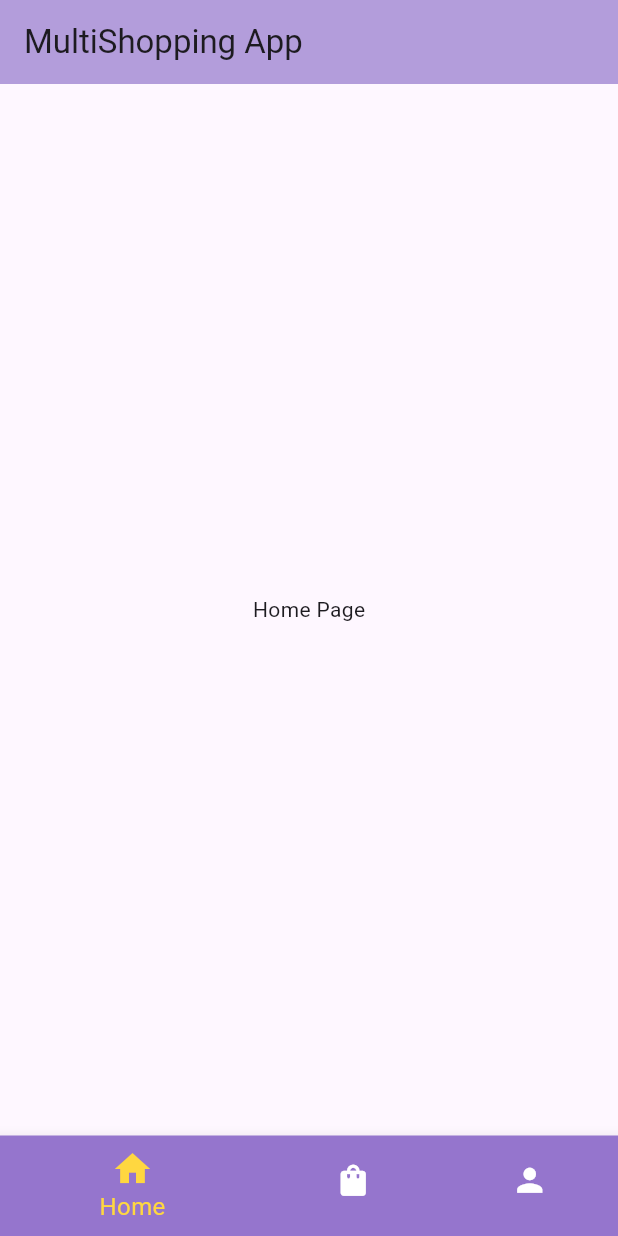
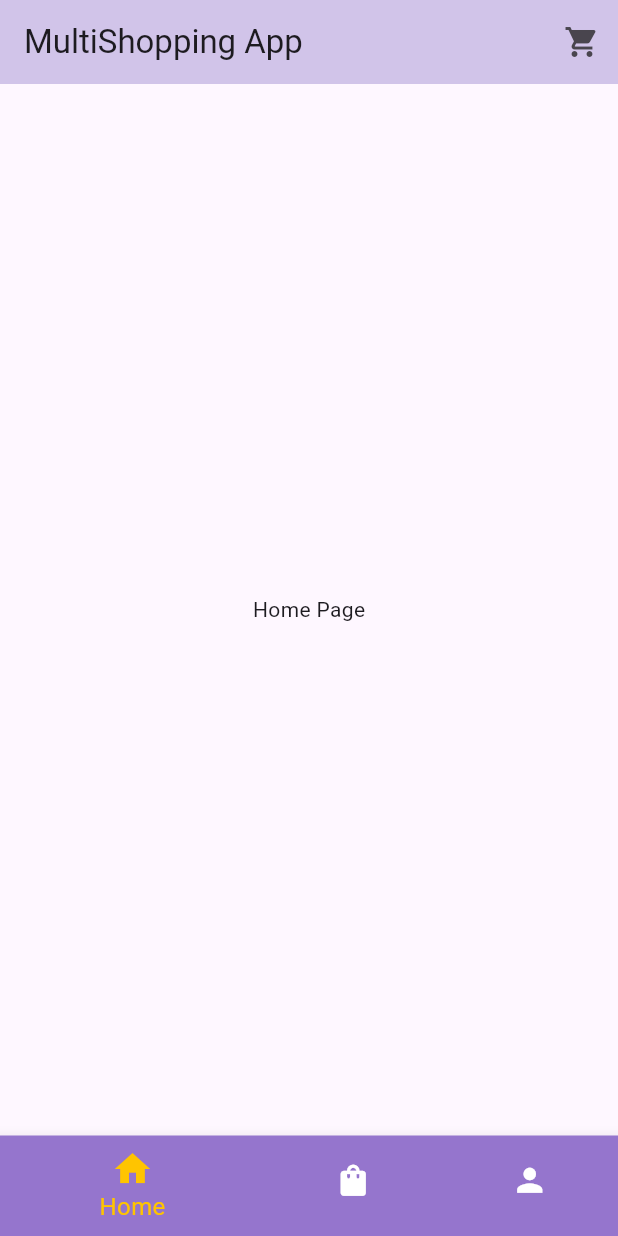
Before and after one commit to aditetester/multi_shopping_app, a Flutter app: the screen it shows after launch, on a phone screen of 412 x 824 dp. Run offline on Flutter 3.47's test engine with Material 3 defaults, Android fonts, the light colour scheme and no system bars.

Commit message:
cart screen view

```diff
--- a/multishopping_app/lib/main.dart
+++ b/multishopping_app/lib/main.dart
@@ -1,4 +1,5 @@
 import 'package:flutter/material.dart';
+import 'package:multishopping_app/screens/cartPage_screen.dart';
 import 'package:multishopping_app/screens/tabView_screen.dart';
 
 void main() {
@@ -8,7 +9,6 @@
 class MyApp extends StatelessWidget {
   const MyApp({super.key});
 
-  // This widget is the root of your application.
   @override
   Widget build(BuildContext context) {
     return MaterialApp(
@@ -17,7 +17,7 @@
         colorScheme: ColorScheme.fromSeed(seedColor: Colors.deepPurple),
         useMaterial3: true,
         appBarTheme: AppBarTheme(
-          backgroundColor: Colors.deepPurple[200],
+          backgroundColor: Colors.deepPurple[100],
         ),
         bottomAppBarTheme: BottomAppBarTheme(
           color: Colors.deepPurple[300],
@@ -26,6 +26,7 @@
       initialRoute: TabViewScreen.routeName,
       routes: {
         TabViewScreen.routeName: (ctx) => TabViewScreen(),
+        CartPageScreen.routeName: (ctx) => CartPageScreen(),
       },
     );
   }
--- /dev/null
+++ b/multishopping_app/lib/screens/cartPage_screen.dart
@@ -0,0 +1,18 @@
+import 'package:flutter/material.dart';
+
+class CartPageScreen extends StatelessWidget {
+  static final routeName = '/cartPageScreen';
+  const CartPageScreen({super.key});
+
+  @override
+  Widget build(BuildContext context) {
+    return Scaffold(
+      appBar: AppBar(
+        title: Text("Cart Products"),
+      ),
+      body: Center(
+        child: Text("Cart Screen"),
+      ),
+    );
+  }
+}
--- a/multishopping_app/lib/screens/tabView_screen.dart
+++ b/multishopping_app/lib/screens/tabView_screen.dart
@@ -1,9 +1,10 @@
 import 'package:flutter/material.dart';
+import 'package:multishopping_app/screens/cartPage_screen.dart';
 import 'package:multishopping_app/screens/homePage_screen.dart';
 import 'package:multishopping_app/screens/orderPage_Screen.dart';
 import 'package:multishopping_app/screens/profilePage_screen.dart';
+import 'package:multishopping_app/widgets/badgeView.dart';
 
-// ignore: must_be_immutable
 class TabViewScreen extends StatefulWidget {
   static final routeName = '/';
 
@@ -38,6 +39,23 @@ class _TabViewScreenState extends State<TabViewScreen> {
   Widget build(BuildContext context) {
     final appBarView = AppBar(
       title: Text("MultiShopping App"),
+      actions: [
+        BadgeView(
+          value: '0',
+          child: FittedBox(
+            alignment: Alignment.centerRight,
+            child: IconButton(
+              icon: Icon(
+                Icons.shopping_cart,
+              ),
+              tooltip: 'Shopping Cart',
+              onPressed: () {
+                Navigator.of(context).pushNamed(CartPageScreen.routeName);
+              },
+            ),
+          ),
+        ),
+      ],
     );
     return Scaffold(
       appBar: appBarView,
@@ -46,7 +64,7 @@ class _TabViewScreenState extends State<TabViewScreen> {
           selectedFontSize: 16,
           selectedIconTheme: IconThemeData(size: 28),
           unselectedIconTheme: IconThemeData(size: 25),
-          selectedItemColor: Colors.amberAccent,
+          selectedItemColor: Colors.amberAccent[400],
           unselectedItemColor: Colors.white,
           currentIndex: page_index,
           onTap: selectPage,
@@ -71,29 +89,3 @@ class _TabViewScreenState extends State<TabViewScreen> {
     );
   }
 }
-// DefaultTabController(
-//       length: 2,
-//       child: Scaffold(
-//         appBar: AppBar(
-//           title: Text("Meals"),
-//           bottom: TabBar(
-//             labelStyle: TextStyle(
-//                 fontSize: 20, color: Colors.black, fontWeight: FontWeight.w500),
-//             tabs: [
-//               Tab(
-//                 icon: Icon(Icons.category),
-//                 text: "Categories",
-//               ),
-//               Tab(
-//                 icon: Icon(Icons.favorite),
-//                 text: "Favourate",
-//               ),
-//             ],
-//           ),
-//         ),
-//         body: TabBarView(children: [
-//           CategoriesScreen(),
-//           FavourateScreen(),
-//         ]),
-//       ),
-//     );
--- /dev/null
+++ b/multishopping_app/lib/widgets/badgeView.dart
@@ -0,0 +1,43 @@
+import 'package:flutter/material.dart';
+
+class BadgeView extends StatelessWidget {
+  final Widget child;
+  final String value;
+
+  const BadgeView({
+    required this.child,
+    required this.value,
+  });
+
+  @override
+  Widget build(BuildContext context) {
+    return Stack(
+      alignment: Alignment.center,
+      children: [
+        child,
+        Positioned(
+          right: 8,
+          top: 8,
+          child: Container(
+            padding: EdgeInsets.all(2.0),
+            decoration: BoxDecoration(
+              borderRadius: BorderRadius.circular(10.0),
+              color: value == '0' ? Colors.transparent : Colors.red,
+            ),
+            constraints: BoxConstraints(
+              minWidth: 16,
+              minHeight: 16,
+            ),
+            child: Text(
+              value == '0' ? "" : value,
+              textAlign: TextAlign.center,
+              style: TextStyle(
+                fontSize: 10,
+              ),
+            ),
+          ),
+        )
+      ],
+    );
+  }
+}
```
